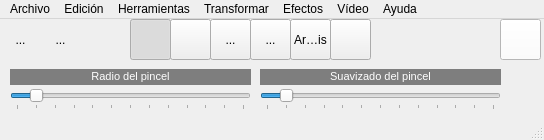
Before: the Qt Designer form mainwindow.ui in pjmeca/QFotoPaint5, drawn with Qt 5.
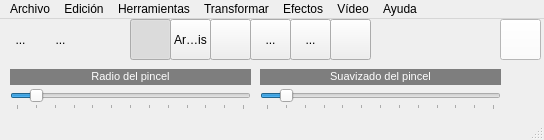
After: the same form once the commit is applied. Icons and pictures are not drawn.

Patch:
```diff
--- a/mainwindow.ui
+++ b/mainwindow.ui
@@ -245,7 +245,7 @@
    <widget class="QToolButton" name="toolButton_5">
     <property name="geometry">
      <rect>
-      <x>170</x>
+      <x>210</x>
       <y>0</y>
       <width>41</width>
       <height>41</height>
@@ -319,7 +319,7 @@
    <widget class="QToolButton" name="toolButton_7">
     <property name="geometry">
      <rect>
-      <x>210</x>
+      <x>250</x>
       <y>0</y>
       <width>41</width>
       <height>41</height>
@@ -348,7 +348,7 @@
    <widget class="QToolButton" name="toolButton_8">
     <property name="geometry">
      <rect>
-      <x>250</x>
+      <x>290</x>
       <y>0</y>
       <width>41</width>
       <height>41</height>
@@ -371,7 +371,7 @@
    <widget class="QToolButton" name="toolButton_9">
     <property name="geometry">
      <rect>
-      <x>290</x>
+      <x>170</x>
       <y>0</y>
       <width>41</width>
       <height>41</height>
```
Left out of the diff: 6 changed lines with no effect on the pictures.
